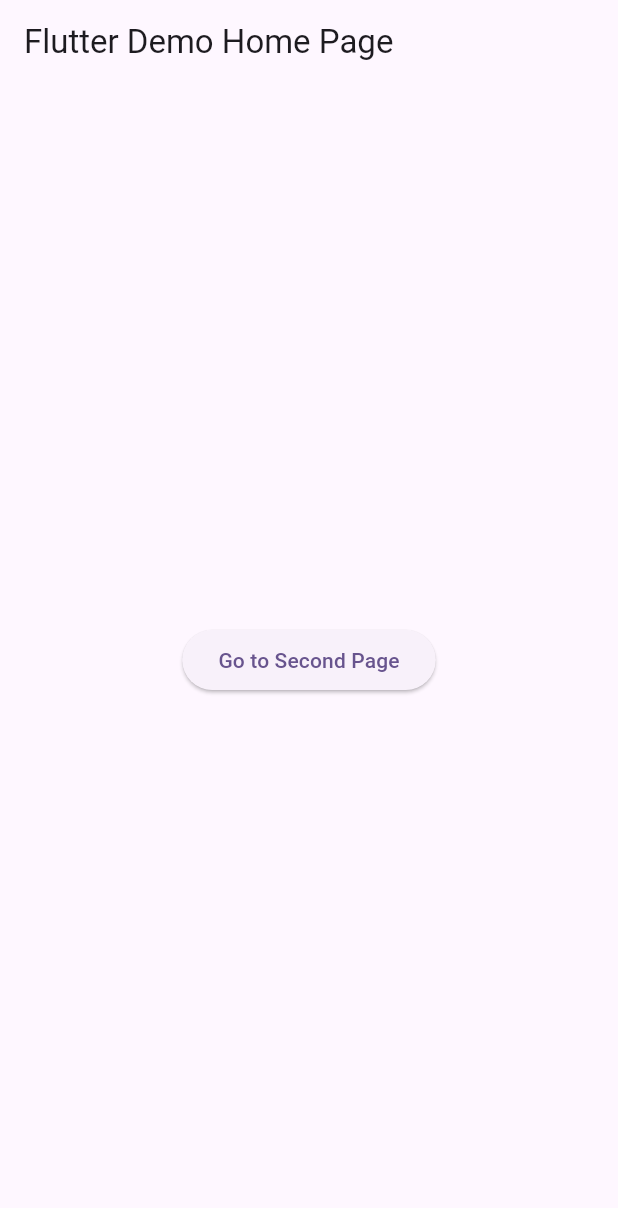
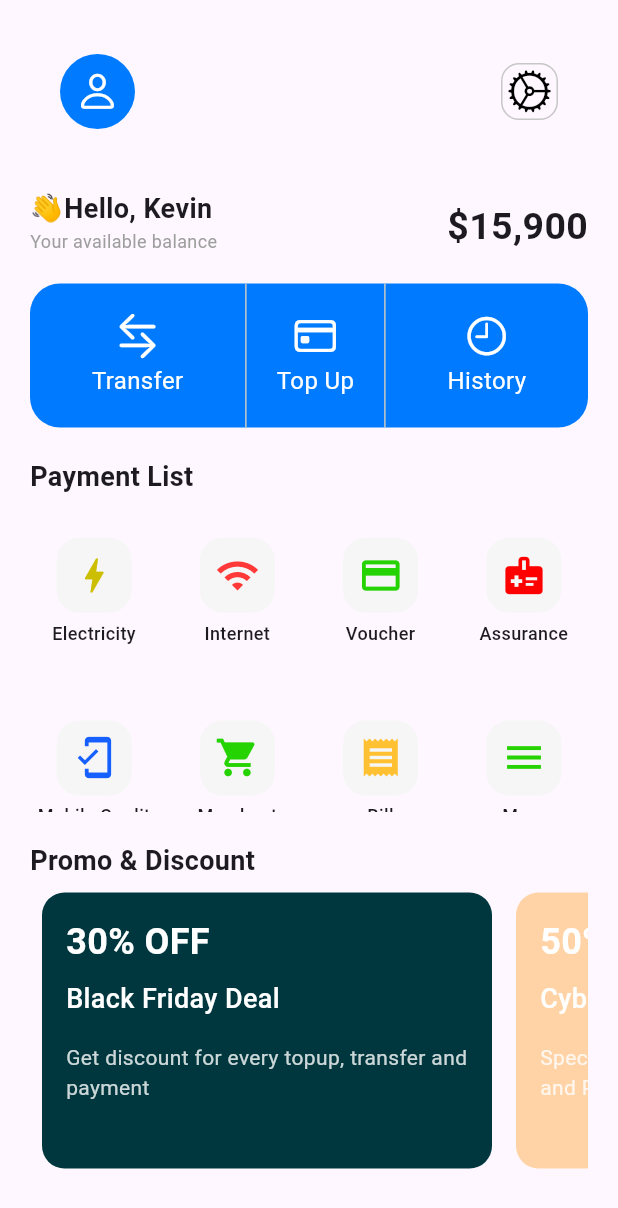
Before and after one commit to nkusikevin/Ewallet, a Flutter app: the screen it shows after launch, on a phone screen of 412 x 824 dp. Shown: the top 1208 px of the screen. Run offline on Flutter 3.47's test engine with Material 3 defaults, Android fonts, the phone set to English and light mode, and no system bars.

Commit message:
added home page styles

```diff
--- /dev/null
+++ b/lib/components/home_nav.dart
@@ -0,0 +1,47 @@
+import 'package:flutter/cupertino.dart';
+
+
+class HomeNav extends StatelessWidget {
+  const HomeNav({super.key});
+
+  @override
+  Widget build(BuildContext context) {
+    return Container(
+      padding: const EdgeInsets.symmetric(horizontal: 20, vertical: 20),
+      child: Row(
+        mainAxisAlignment: MainAxisAlignment.spaceBetween,
+        children: [
+          Container(
+            width: 50,
+            height: 50,
+            alignment: Alignment.center,
+            decoration: BoxDecoration(
+              color: const Color.fromARGB(255, 0, 123, 255),
+              borderRadius: BorderRadius.circular(50),
+            ),
+            child: const Icon(
+              CupertinoIcons.person,
+              size: 30,
+              color: Color.fromARGB(255, 255, 255, 255),
+            ),
+          ),
+          Container(
+            padding: const EdgeInsets.all(3),
+            decoration: BoxDecoration(
+              borderRadius: BorderRadius.circular(12),
+              border: Border.all(
+                color: const Color.fromARGB(255, 199, 199, 199),
+                width: 1,
+              ),
+            ),
+            child: const Icon(
+              CupertinoIcons.settings,
+              size: 30,
+              color: Color.fromARGB(255, 0, 0, 0),
+            ),
+          ),
+        ],
+      ),
+    );
+  }
+}
--- /dev/null
+++ b/lib/components/payment_methods.dart
@@ -0,0 +1,92 @@
+import 'package:flutter/material.dart';
+
+class PaymentList extends StatelessWidget {
+  const PaymentList({Key? key}) : super(key: key);
+
+  @override
+  Widget build(BuildContext context) {
+    final List<Map<String, dynamic>> paymentMethods = [
+      {
+        'icon': Icons.bolt,
+        'name': 'Electricity',
+        'color': const Color.fromARGB(255, 204, 190, 1)
+      },
+      {
+        'icon': Icons.wifi,
+        'name': 'Internet',
+        'color': Color.fromARGB(255, 255, 56, 56)
+      },
+      {
+        'icon': Icons.payment,
+        'name': 'Voucher',
+        'color': const Color.fromARGB(255, 37, 211, 2)
+      },
+      {
+        'icon': Icons.medical_information,
+        'name': 'Assurance',
+        'color': const Color.fromARGB(255, 255, 0, 0)
+      },
+      {
+        'icon': Icons.mobile_friendly,
+        'name': 'Mobile Credit',
+        'color': const Color.fromARGB(255, 22, 96, 255)
+      },
+      {
+        'icon': Icons.shopping_cart,
+        'name': 'Merchant',
+        'color': const Color.fromARGB(255, 37, 211, 2)
+      },
+      {
+        'icon': Icons.receipt,
+        'name': 'Bill',
+        'color': const Color.fromARGB(255, 255, 193, 49)
+      },
+      {
+        'icon': Icons.menu,
+        'name': 'More',
+        'color': const Color.fromARGB(255, 37, 211, 2)
+      },
+    ];
+    return GridView.builder(
+      physics: const NeverScrollableScrollPhysics(),
+      shrinkWrap: true,
+      padding: EdgeInsets.zero,
+      gridDelegate: const SliverGridDelegateWithFixedCrossAxisCount(
+        crossAxisCount: 4,
+        childAspectRatio: 0.8,
+        crossAxisSpacing: 10,
+        mainAxisSpacing: 15,
+      ),
+      itemCount: paymentMethods.length,
+      itemBuilder: (context, index) {
+        return Column(
+          mainAxisAlignment: MainAxisAlignment.center,
+          children: [
+            Container(
+              width: 50,
+              height: 50,
+              decoration: BoxDecoration(
+                color: const Color.fromARGB(255, 246, 246, 246),
+                borderRadius: BorderRadius.circular(15),
+              ),
+              child: Icon(
+                paymentMethods[index]['icon'],
+                size: 30,
+                color: paymentMethods[index]['color'],
+              ),
+            ),
+            const SizedBox(height: 5),
+            Text(
+              paymentMethods[index]['name'],
+              style: const TextStyle(
+                fontSize: 12,
+                fontWeight: FontWeight.w500,
+              ),
+              textAlign: TextAlign.center,
+            ),
+          ],
+        );
+      },
+    );
+  }
+}
--- /dev/null
+++ b/lib/components/promoD.dart
@@ -0,0 +1,85 @@
+import 'package:flutter/material.dart';
+
+class PromoAndDiscounts extends StatelessWidget {
+   PromoAndDiscounts({Key? key}) : super(key: key);
+
+
+
+
+
+
+final List<Map<String, dynamic>> discounts = [
+{
+  "title": '30% OFF',
+  "subtitle": 'Black Friday Deal',
+  "description": 'Get discount for every topup, transfer and payment',
+  "background": const Color.fromARGB(255, 0, 55, 62),
+},
+{
+  "title": '50% OFF',
+  "subtitle": 'Cyber Monday Deal',
+  "description": 'Special Offer for Today’s Top Up, Transfer and Payment',
+  "background": const Color.fromARGB(255, 255, 211, 166),
+},
+{
+  "title": '20% OFF',
+  "subtitle": 'Christmas Deal',
+  "description": 'Get discount for every topup, transfer and payment',
+  "background": const Color.fromARGB(255, 0, 123, 255),
+}
+];
+
+  @override
+  Widget build(BuildContext context) {
+    return ListView.builder(
+      itemCount: discounts.length,
+      scrollDirection: Axis.horizontal,
+      itemBuilder: (context, index) {
+        final discount = discounts[index];
+        return Padding(
+          padding: const EdgeInsets.all(8.0),
+          child: Container(
+            width: 300,
+            decoration: BoxDecoration(
+              color: discount['background'],
+              borderRadius: BorderRadius.circular(15),
+            ),
+            child: Padding(
+              padding: const EdgeInsets.all(16.0),
+              child: Column(
+                crossAxisAlignment: CrossAxisAlignment.start,
+                children: [
+                  Text(
+                    discount['title'],
+                    style: const TextStyle(
+                      fontSize: 24,
+                      fontWeight: FontWeight.bold,
+                      color: Colors.white,
+                    ),
+                  ),
+                  const SizedBox(height: 8),
+                  Text(
+                    discount['subtitle'],
+                    style: const TextStyle(
+                      fontSize: 18,
+                      fontWeight: FontWeight.w500,
+                      color: Colors.white,
+                    ),
+                  ),
+                  const SizedBox(height: 16),
+                  Text(
+                    discount['description'],
+                    style: TextStyle(
+                      fontSize: 14,
+                      color: Colors.white.withOpacity(0.8),
+                    ),
+                  ),
+                ],
+              ),
+            ),
+          ),
+        );
+      },
+    );
+  }
+}
--- a/lib/main.dart
+++ b/lib/main.dart
@@ -14,11 +14,7 @@ class MyApp extends StatelessWidget {
     return MaterialApp(
       title: 'Flutter Demo',
       debugShowCheckedModeBanner: false,
-      theme: ThemeData(
-        colorScheme: ColorScheme.fromSeed(seedColor: Colors.deepPurple),
-        useMaterial3: true,
-      ),
-      home: const MyHomePage(),
+      home: SafeArea(child: const MyHomePage()),
     );
   }
 }
--- a/lib/screens/home/home_page.dart
+++ b/lib/screens/home/home_page.dart
@@ -1,3 +1,7 @@
+import 'package:ewallet/components/home_nav.dart';
+import 'package:ewallet/components/payment_methods.dart';
+import 'package:ewallet/components/promoD.dart';
+import 'package:flutter/cupertino.dart';
 import 'package:flutter/material.dart';
 
 class MyHomePage extends StatelessWidget {
@@ -6,17 +10,144 @@ class MyHomePage extends StatelessWidget {
   @override
   Widget build(BuildContext context) {
     return Scaffold(
-      appBar: AppBar(
-        title: Text('Flutter Demo Home Page'),
-      ),
-      body: Center(
-        child: ElevatedButton(
-          onPressed: () {
-            Navigator.pushNamed(context, '/second');
-          },
-          child: const Text('Go to Second Page'),
+      body: SafeArea(
+        child: SingleChildScrollView(
+          child: Padding(
+            padding: const EdgeInsets.symmetric(horizontal: 20, vertical: 16),
+            child: Column(
+              crossAxisAlignment: CrossAxisAlignment.start,
+              children: [
+                const HomeNav(),
+                const SizedBox(height: 20),
+                _buildBalanceSection(),
+                const SizedBox(height: 20),
+                _buildQuickActionsSection(),
+                const SizedBox(height: 20),
+                _buildSectionTitle("Payment List"),
+                const SizedBox(height: 10),
+                const SizedBox(
+                  height: 200,
+                  child: PaymentList(),
+                ),
+                const SizedBox(height: 20),
+                _buildSectionTitle("Promo & Discount"),
+                SizedBox(
+                  height: 200,
+                  child: PromoAndDiscounts(),
+                )
+              ],
+            ),
+          ),
         ),
       ),
     );
   }
+
+  Widget _buildBalanceSection() {
+    return const Row(
+      mainAxisAlignment: MainAxisAlignment.spaceBetween,
+      crossAxisAlignment: CrossAxisAlignment.end,
+      children: [
+        Column(
+          crossAxisAlignment: CrossAxisAlignment.start,
+          children: [
+            Text(
+              '👋Hello, Kevin',
+              style: TextStyle(fontSize: 18, fontWeight: FontWeight.bold),
+            ),
+            Text(
+              'Your available balance',
+              style: TextStyle(
+                fontSize: 12,
+                color: Colors.grey,
+              ),
+            ),
+          ],
+        ),
+        Text(
+          "\$15,900",
+          style: TextStyle(
+            fontSize: 25,
+            fontWeight: FontWeight.bold,
+          ),
+          textAlign: TextAlign.end,
+        ),
+      ],
+    );
+  }
+
+  Widget _buildQuickActionsSection() {
+    return Container(
+      decoration: BoxDecoration(
+        borderRadius: BorderRadius.circular(20),
+        color: const Color.fromARGB(255, 0, 123, 255),
+      ),
+      child: Row(
+        mainAxisAlignment: MainAxisAlignment.spaceEvenly,
+        mainAxisSize: MainAxisSize.max,
+        children: [
+          _buildQuickActionItem(
+            icon: CupertinoIcons.arrow_right_arrow_left,
+            label: 'Transfer',
+          ),
+          _buildQuickActionItem(
+            icon: CupertinoIcons.creditcard,
+            label: 'Top Up',
+            showBorder: true,
+          ),
+          _buildQuickActionItem(
+            icon: CupertinoIcons.time,
+            label: 'History',
+          ),
+        ],
+      ),
+    );
+  }
+
+  Widget _buildQuickActionItem({
+    required IconData icon,
+    required String label,
+    bool showBorder = false,
+  }) {
+    return Container(
+      padding: const EdgeInsets.all(20),
+      decoration: BoxDecoration(
+        border: showBorder
+            ? const Border.symmetric(
+                vertical: BorderSide(
+                  color: Color.fromARGB(255, 199, 199, 199),
+                  width: 1,
+                ),
+              )
+            : null,
+      ),
+      child: Column(
+        children: [
+          Icon(
+            icon,
+            size: 30,
+            color: Colors.white,
+          ),
+          const SizedBox(height: 3),
+          Text(
+            label,
+            style: const TextStyle(
+              color: Colors.white,
+              fontSize: 16,
+            ),
+          ),
+        ],
+      ),
+    );
+  }
+
+  Widget _buildSectionTitle(String title) {
+    return Text(
+      title,
+      style: const TextStyle(
+        fontSize: 18,
+        fontWeight: FontWeight.bold,
+      ),
+    );
+  }
 }
--- /dev/null
+++ b/lib/screens/home/main_page.dart
@@ -0,0 +1,10 @@
+import 'package:flutter/material.dart';
+
+class MainPage extends StatelessWidget {
+  const MainPage({super.key});
+
+  @override
+  Widget build(BuildContext context) {
+    return const Placeholder();
+  }
+}
```
